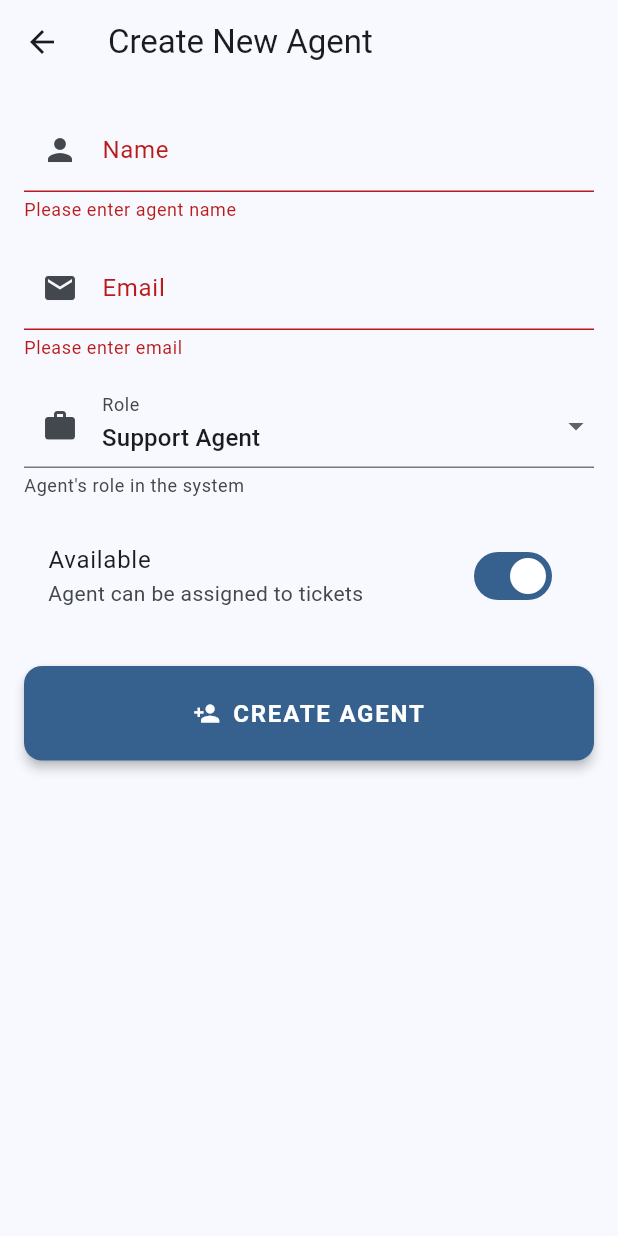
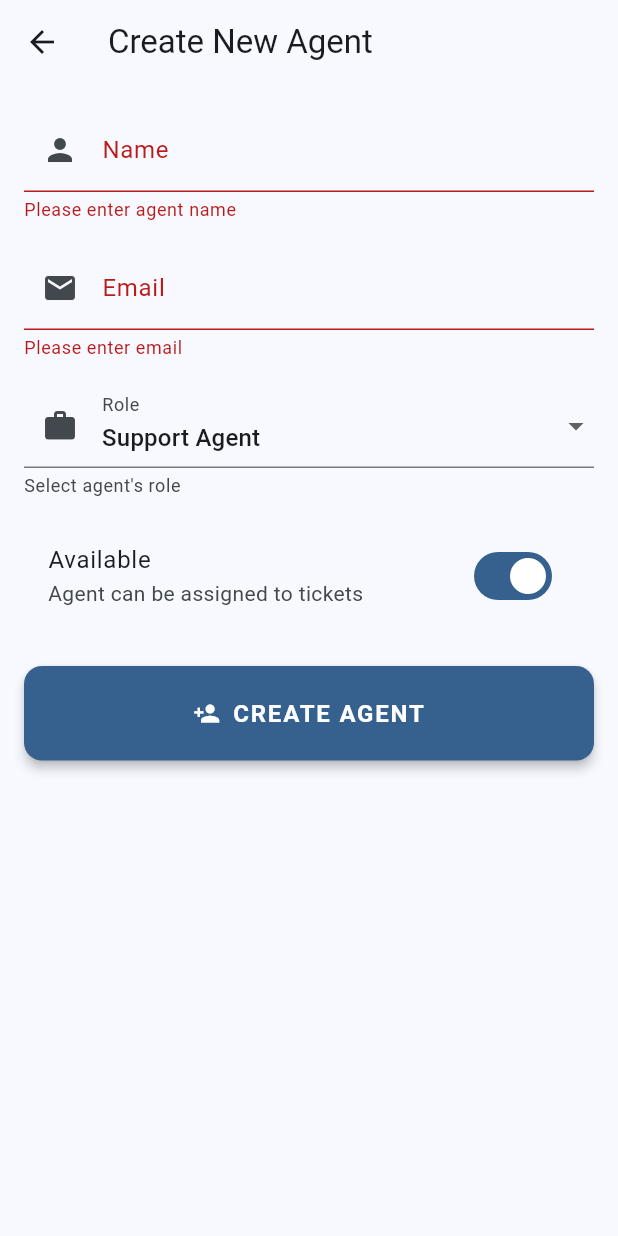
Before and after one commit to itsivali/ticket_support_system, a Flutter app: the CreateAgentScreen screen opened directly, after a tap on "CREATE AGENT", on a phone screen of 412 x 824 dp. Run offline on Flutter 3.47's test engine with Material 3 defaults, Android fonts, the phone set to English and light mode, and no system bars; our stand-ins replace flutter_chat_types, flutter_chat_ui; network calls fail.

Commit message:
Enhance create agent screen: update helper texts, add name length validation, and set email input type

```diff
--- a/lib/screens/create_agent_screen.dart
+++ b/lib/screens/create_agent_screen.dart
@@ -79,12 +79,15 @@ class _CreateAgentScreenState extends State<CreateAgentScreen> {
                 TextFormField(
                   decoration: const InputDecoration(
                     labelText: 'Name',
-                    helperText: 'Full name of the agent',
+                    helperText: 'Enter agent\'s full name',
                     prefixIcon: Icon(Icons.person),
                   ),
                   validator: (value) {
                     if (value == null || value.isEmpty) {
                       return 'Please enter agent name';
+                    }
+                    if (value.length < 3) {
+                      return 'Name must be at least 3 characters';
                     }
                     return null;
                   },
@@ -94,9 +97,10 @@ class _CreateAgentScreenState extends State<CreateAgentScreen> {
                 TextFormField(
                   decoration: const InputDecoration(
                     labelText: 'Email',
-                    helperText: 'Work email address',
+                    helperText: 'Enter work email address',
                     prefixIcon: Icon(Icons.email),
                   ),
+                  keyboardType: TextInputType.emailAddress,
                   validator: (value) {
                     if (value == null || value.isEmpty) {
                       return 'Please enter email';
@@ -113,7 +117,7 @@ class _CreateAgentScreenState extends State<CreateAgentScreen> {
                   value: _role,
                   decoration: const InputDecoration(
                     labelText: 'Role',
-                    helperText: 'Agent\'s role in the system',
+                    helperText: 'Select agent\'s role',
                     prefixIcon: Icon(Icons.work),
                   ),
                   items: const [
```
